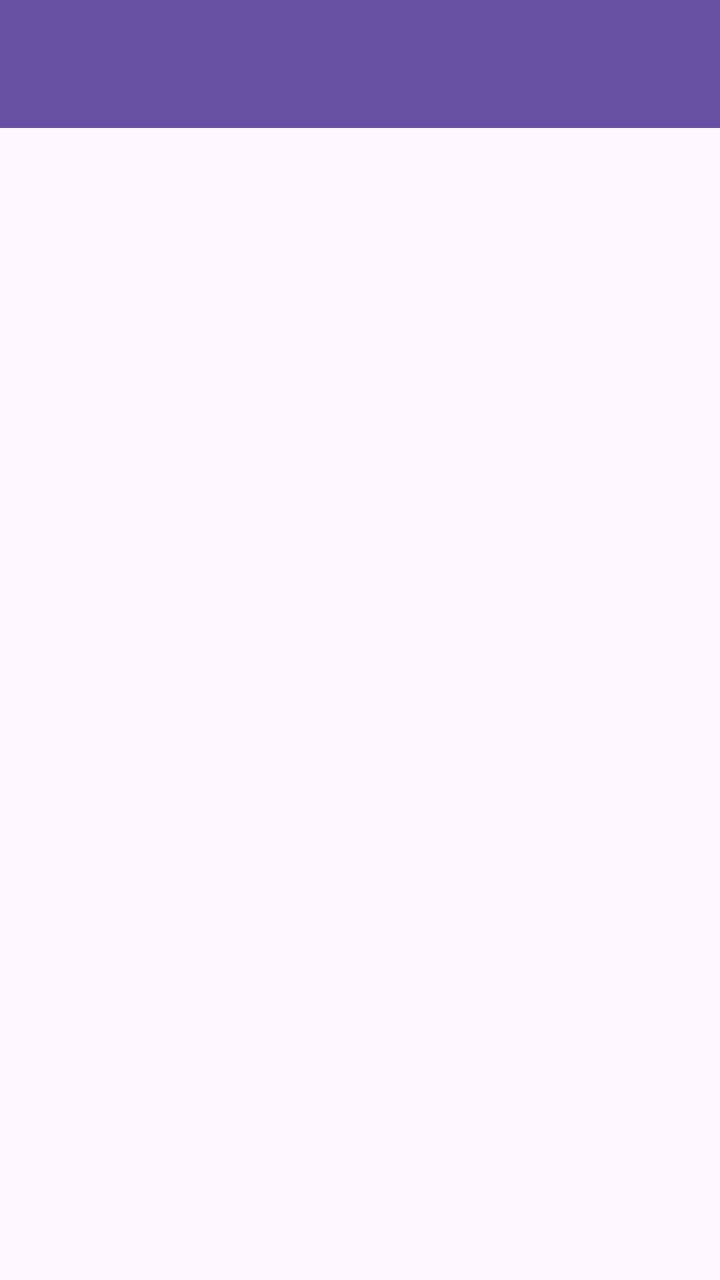
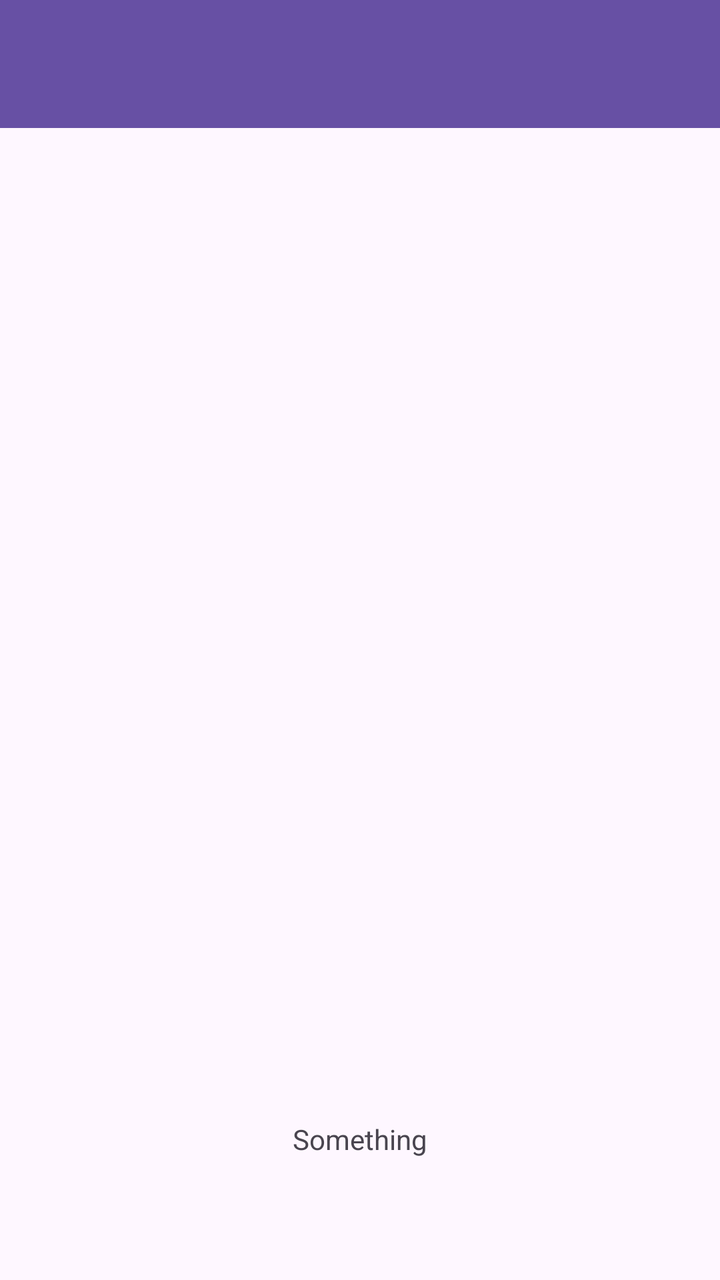

Compare the two renders of this Android layout. The source of the first and the diff that turns it into the second are given below.
<!-- AndroidManifest.xml: application theme Theme.BeaversPlayer -->
<!-- res/layout/activity_main.xml -->
<?xml version="1.0" encoding="utf-8"?>
<androidx.constraintlayout.widget.ConstraintLayout xmlns:android="http://schemas.android.com/apk/res/android"
    xmlns:app="http://schemas.android.com/apk/res-auto"
    xmlns:tools="http://schemas.android.com/tools"
    android:id="@+id/main"
    android:layout_width="match_parent"
    android:layout_height="match_parent"
    tools:context=".MainActivity">

    <androidx.appcompat.widget.Toolbar
        android:id="@+id/toolbar"
        android:layout_width="match_parent"
        android:layout_height="wrap_content"
        android:background="?attr/colorPrimary"
        android:minHeight="?attr/actionBarSize"
        android:theme="?attr/actionBarTheme"
        app:layout_constraintStart_toStartOf="parent"
        app:layout_constraintTop_toTopOf="parent" />

    <androidx.recyclerview.widget.RecyclerView
        android:id="@+id/musicList"
        android:layout_width="match_parent"
        android:layout_height="0dp"
        app:layout_constraintBottom_toBottomOf="parent"
        app:layout_constraintEnd_toEndOf="parent"
        app:layout_constraintStart_toStartOf="parent"
        app:layout_constraintTop_toBottomOf="@id/toolbar" />
</androidx.constraintlayout.widget.ConstraintLayout>
<!-- resources referenced by this layout -->
<resources>
  <style name="Theme.BeaversPlayer" parent="Base.Theme.BeaversPlayer" />
  <style name="Base.Theme.BeaversPlayer" parent="Theme.Material3.DayNight.NoActionBar">
          
          
      </style>
</resources>

<!-- the commit's change to res/layout/activity_main.xml (unified diff, before → after) -->
@@ -1,11 +1,23 @@
+<?xml version="1.0" encoding="utf-8"?>
+<androidx.coordinatorlayout.widget.CoordinatorLayout xmlns:android="http://schemas.android.com/apk/res/android"
+    android:layout_width="match_parent"
+    android:layout_height="match_parent"
+    xmlns:tools="http://schemas.android.com/tools"
+    tools:context=".MainActivity">
+
+    <include layout="@layout/song_list" />
+
+    <include android:id="@+id/bottomSheet" layout="@layout/player" />
+
+</androidx.coordinatorlayout.widget.CoordinatorLayout>
+<!-- res/layout/song_list.xml (included above) -->
 <?xml version="1.0" encoding="utf-8"?>
 <androidx.constraintlayout.widget.ConstraintLayout xmlns:android="http://schemas.android.com/apk/res/android"
     xmlns:app="http://schemas.android.com/apk/res-auto"
     xmlns:tools="http://schemas.android.com/tools"
     android:id="@+id/main"
     android:layout_width="match_parent"
-    android:layout_height="match_parent"
-    tools:context=".MainActivity">
+    android:layout_height="match_parent">
 
     <androidx.appcompat.widget.Toolbar
         android:id="@+id/toolbar"
@@ -26,3 +38,23 @@
         app:layout_constraintStart_toStartOf="parent"
         app:layout_constraintTop_toBottomOf="@id/toolbar" />
 </androidx.constraintlayout.widget.ConstraintLayout>
+<!-- res/layout/player.xml (included above) -->
+<?xml version="1.0" encoding="utf-8"?>
+<androidx.constraintlayout.widget.ConstraintLayout xmlns:android="http://schemas.android.com/apk/res/android"
+    xmlns:app="http://schemas.android.com/apk/res-auto"
+    android:id="@+id/bottomPlayer"
+    android:layout_width="match_parent"
+    android:layout_height="match_parent"
+    app:layout_behavior="com.google.android.material.bottomsheet.BottomSheetBehavior"
+    app:behavior_hideable="false"
+    app:behavior_peekHeight="80dp">
+
+    <TextView
+        android:id="@+id/textView"
+        android:layout_width="wrap_content"
+        android:layout_height="wrap_content"
+        android:text="@string/dummy_title"
+        app:layout_constraintEnd_toEndOf="parent"
+        app:layout_constraintStart_toStartOf="parent"
+        app:layout_constraintTop_toTopOf="parent" />
+</androidx.constraintlayout.widget.ConstraintLayout>
<!-- resource entries referenced after the edit -->
@@ -1,5 +1,6 @@
 <!-- resources referenced by this layout -->
 <resources>
+  <string name="dummy_title">Something</string>
   <style name="Theme.BeaversPlayer" parent="Base.Theme.BeaversPlayer" />
   <style name="Base.Theme.BeaversPlayer" parent="Theme.Material3.DayNight.NoActionBar">
           
